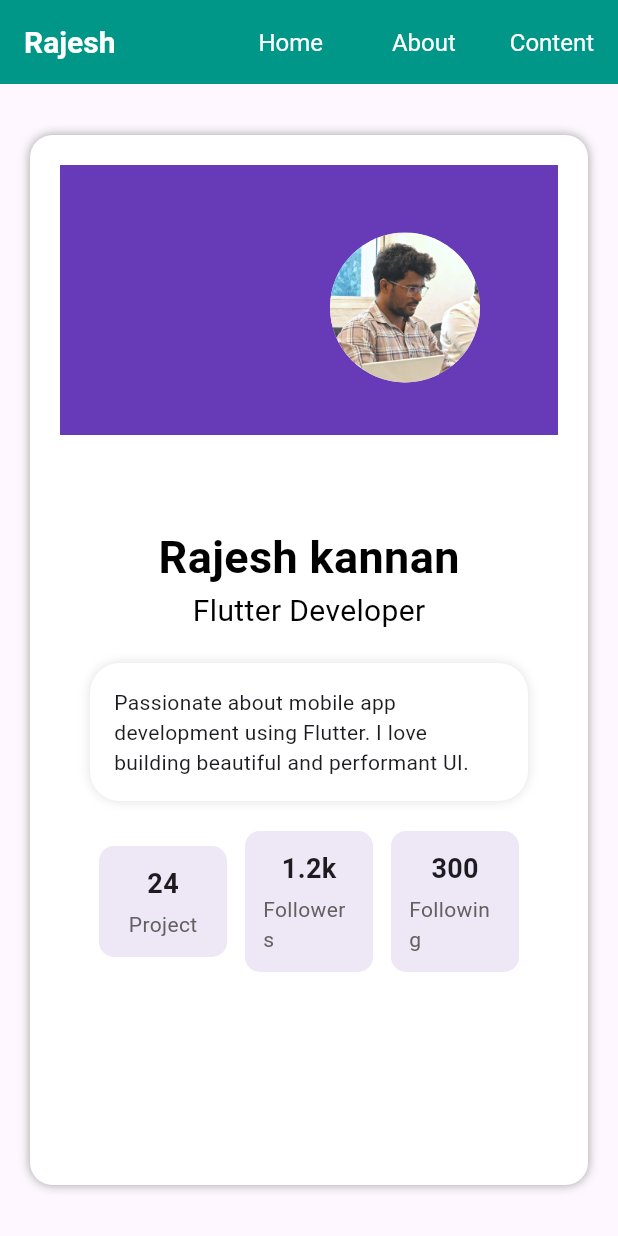
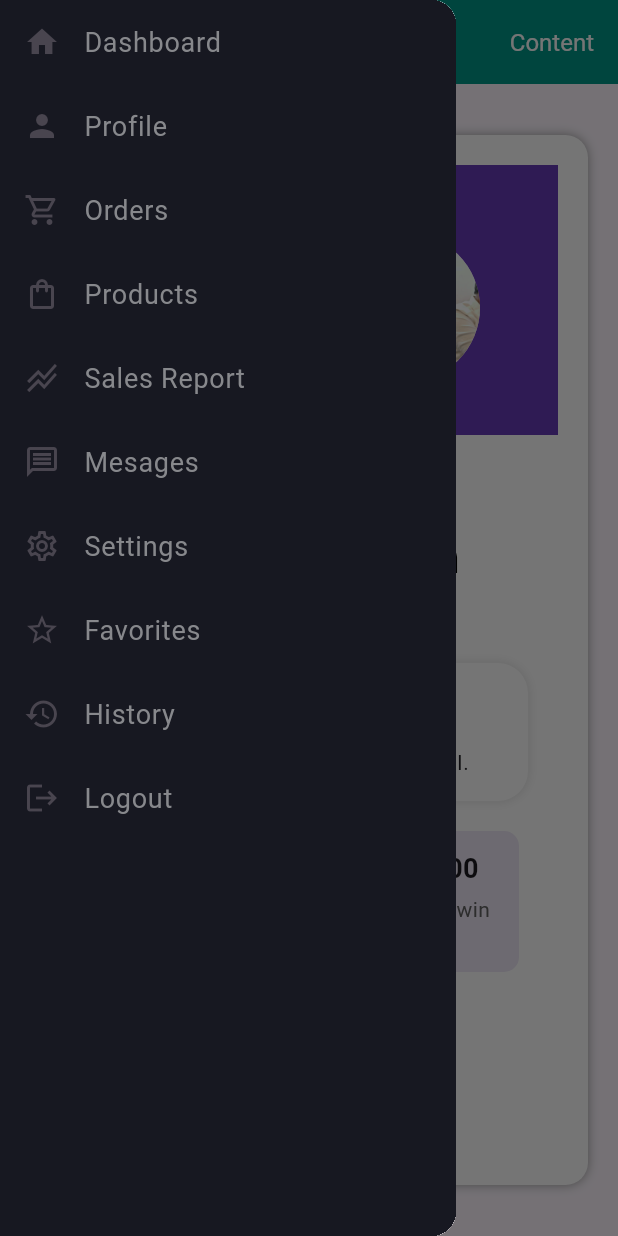
Before and after one commit to Rajeshjoesph/Flutter_sample_project, a Flutter app: the screen it shows after launch, with the side drawer open (before the commit the screen has no drawer), on a phone screen of 412 x 824 dp. Run offline on Flutter 3.47's test engine with Material 3 defaults, Android fonts, the phone set to English and light mode, and no system bars.

Commit message:
Add SideBar widget and integrate it into HomePage for navigation

```diff
--- a/lib/homePage.dart
+++ b/lib/homePage.dart
@@ -1,12 +1,14 @@
 import 'package:flutter/material.dart';
 import 'package:flutter/widgets.dart';
 import 'navbar.dart';
+import 'widget/side_bar.dart';
 
 class HomePage extends StatelessWidget {
   @override
   Widget build(BuildContext context) {
     return Scaffold(
         appBar: buildCustomAppBar(context),
+        drawer: SideBar(),
         body: Center(
             child: Container(
                 padding: EdgeInsets.all(20),
--- /dev/null
+++ b/lib/widget/side_bar.dart
@@ -0,0 +1,155 @@
+import 'dart:ui';
+
+import 'package:flutter/material.dart';
+import 'package:flutter/widgets.dart';
+
+class SideBar extends StatelessWidget {
+  @override
+  Widget build(BuildContext context) {
+    return Drawer(
+        child: Container(
+      color: const Color(0xFF171821),
+      child: ListView(
+        padding: EdgeInsets.zero,
+        children: [
+          // DrawerHeader(
+          //   decoration: BoxDecoration(
+          //     color: Colors.teal,
+          //   ),
+          //   child: Text('Navingation Drawer',
+          //       style: TextStyle(
+          //         color: Colors.white,
+          //         fontSize: 24,
+          //       )),
+          // ),
+          ListTile(
+            leading: const Icon(Icons.home),
+            title: Text(
+              "Dashboard",
+              style: TextStyle(
+                color: Color(0xFF87888C),
+                fontSize: 18,
+              ),
+            ),
+            onTap: () {
+              Navigator.pushReplacementNamed(context, '/');
+            },
+          ),
+          ListTile(
+            leading: Icon(Icons.person),
+            title: Text("Profile",
+                style: TextStyle(
+                  color: Color(0xFF87888C),
+                  fontSize: 18,
+                )),
+            onTap: () => {
+              Navigator.pushReplacementNamed(context, '/about'),
+            },
+          ),
+          ListTile(
+            leading: Icon(Icons.shopping_cart_outlined),
+            title: Text("Orders",
+                style: TextStyle(
+                  color: Color(0xFF87888C),
+                  fontSize: 18,
+                )),
+            onTap: () => {
+              Navigator.pushReplacementNamed(context, '/contact'),
+            },
+          ),
+          ListTile(
+            leading: Icon(Icons.shopping_bag_outlined),
+            title: Text(
+              "Products",
+              style: TextStyle(
+                color: Color(0xFF87888C),
+                fontSize: 18,
+              ),
+            ),
+            onTap: () => {
+              // Add your settings navigation logic here
+            },
+          ),
+          ListTile(
+            leading: Icon(Icons.stacked_line_chart_sharp),
+            title: Text(
+              "Sales Report",
+              style: TextStyle(
+                color: Color(0xFF87888C),
+                fontSize: 18,
+              ),
+            ),
+            onTap: () => {
+              // Add your settings navigation logic here
+            },
+          ),
+          ListTile(
+            leading: Icon(Icons.message_outlined),
+            title: Text(
+              "Mesages",
+              style: TextStyle(
+                color: Color(0xFF87888C),
+                fontSize: 18,
+              ),
+            ),
+            onTap: () => {
+              // Add your settings navigation logic here
+            },
+          ),
+          ListTile(
+            leading: Icon(Icons.settings_outlined),
+            title: Text(
+              "Settings",
+              style: TextStyle(
+                color: Color(0xFF87888C),
+                fontSize: 18,
+              ),
+            ),
+            onTap: () => {
+              // Add your logout logic here
+            },
+          ),
+          ListTile(
+            leading: Icon(Icons.star_border_outlined),
+            title: Text(
+              "Favorites",
+              style: TextStyle(
+                color: Color(0xFF87888C),
+                fontSize: 18,
+              ),
+            ),
+            onTap: () => {
+              // Add your logout logic here
+            },
+          ),
+          ListTile(
+            leading: Icon(Icons.history_sharp),
+            title: Text(
+              "History",
+              style: TextStyle(
+                color: Color(0xFF87888C),
+                fontSize: 18,
+              ),
+            ),
+            onTap: () => {
+              // Add your logout logic here
+            },
+          ),
+          ListTile(
+            leading: Icon(Icons.logout),
+            title: Text(
+              "Logout",
+              style: TextStyle(
+                color: Color(0xFF87888C),
+                fontSize: 18,
+              ),
+            ),
+            onTap: () => {
+              // Add your logout logic here
+            },
+          )
+        ],
+      ),
+    ));
+  }
+}
```
